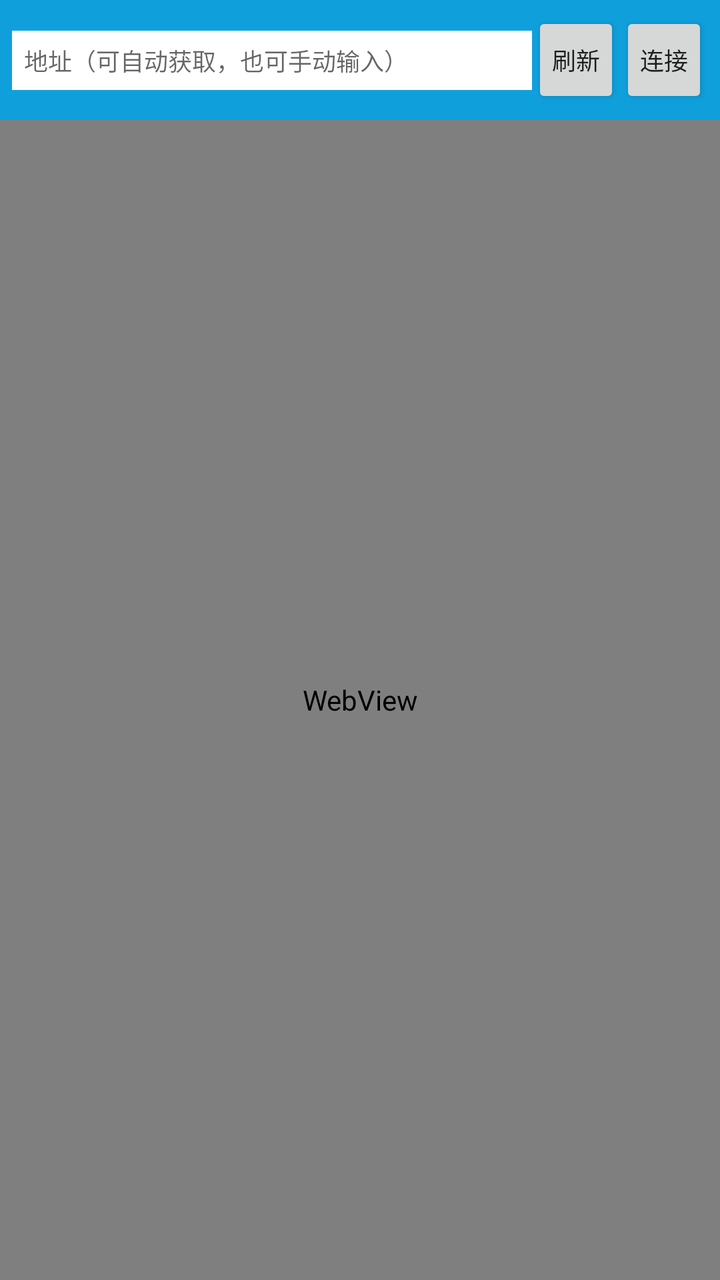
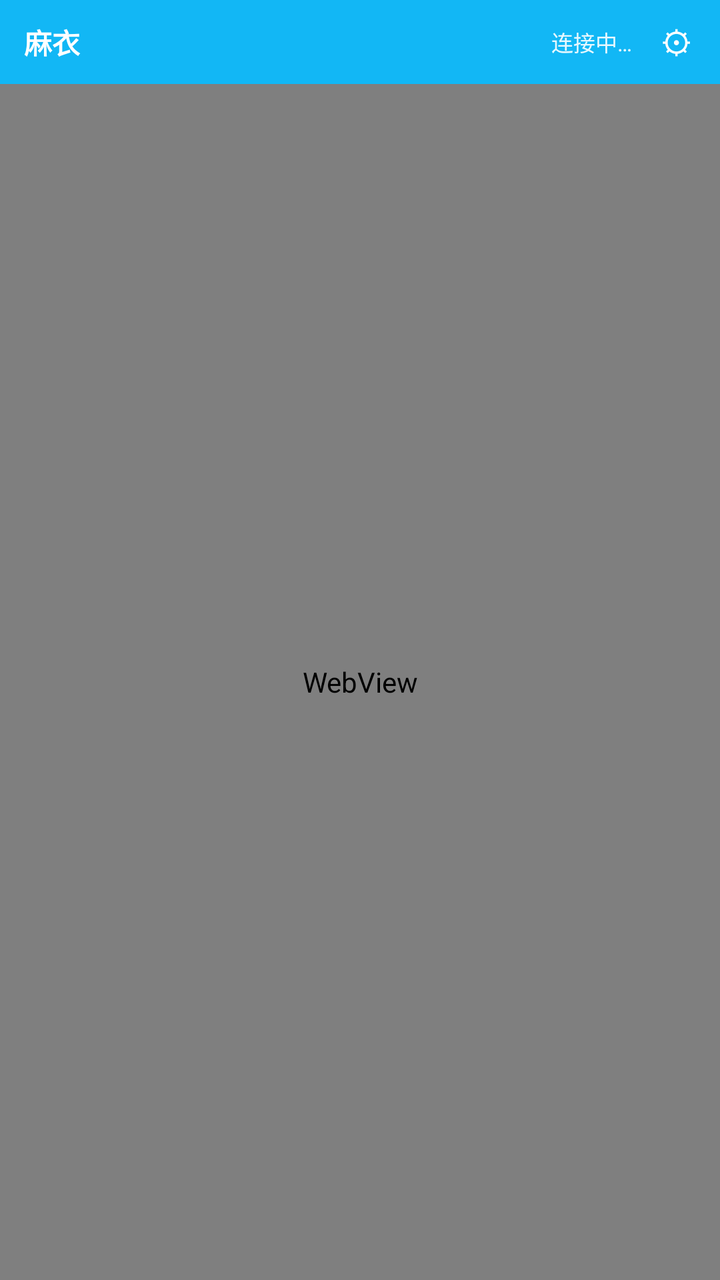

An Android layout rendered at two revisions. The XML below is the earlier revision; the diff shows what the commit changed to produce the second picture.
<!-- AndroidManifest.xml: application theme Theme.MaiChat -->
<!-- res/layout/activity_main.xml -->
<?xml version="1.0" encoding="utf-8"?>
<LinearLayout xmlns:android="http://schemas.android.com/apk/res/android"
    android:layout_width="match_parent"
    android:layout_height="match_parent"
    android:orientation="vertical">

    <LinearLayout
        android:layout_width="match_parent"
        android:layout_height="wrap_content"
        android:orientation="horizontal"
        android:padding="6dp"
        android:background="#0FA0DC">

        <EditText
            android:id="@+id/addr"
            android:layout_width="0dp"
            android:layout_height="wrap_content"
            android:layout_weight="1"
            android:hint="地址（可自动获取，也可手动输入）"
            android:inputType="textUri"
            android:maxLines="1"
            android:textSize="12sp"
            android:background="#FFFFFF"
            android:padding="6dp" />

        <Button
            android:id="@+id/refresh"
            android:layout_width="wrap_content"
            android:layout_height="wrap_content"
            android:text="刷新"
            android:textSize="12sp"
            android:minWidth="0dp"
            android:paddingStart="10dp"
            android:paddingEnd="10dp" />

        <Button
            android:id="@+id/connect"
            android:layout_width="wrap_content"
            android:layout_height="wrap_content"
            android:text="连接"
            android:textSize="12sp"
            android:minWidth="0dp"
            android:paddingStart="10dp"
            android:paddingEnd="10dp" />
    </LinearLayout>

    <WebView
        android:id="@+id/web"
        android:layout_width="match_parent"
        android:layout_height="0dp"
        android:layout_weight="1" />
</LinearLayout>
<!-- resources referenced by this layout -->
<resources>
  <style name="Theme.MaiChat" parent="Theme.AppCompat.Light.NoActionBar">
          <item name="colorPrimary">#0FA0DC</item>
          <item name="colorAccent">#0FA0DC</item>
          <item name="android:statusBarColor">#0FA0DC</item>
      </style>
</resources>

<!-- the commit's change to res/layout/activity_main.xml (unified diff, before → after) -->
@@ -6,42 +6,91 @@
 
     <LinearLayout
         android:layout_width="match_parent"
+        android:layout_height="42dp"
+        android:orientation="horizontal"
+        android:gravity="center_vertical"
+        android:paddingStart="12dp"
+        android:paddingEnd="4dp"
+        android:background="#12B7F5">
+
+        <TextView
+            android:layout_width="0dp"
+            android:layout_height="wrap_content"
+            android:layout_weight="1"
+            android:text="麻衣"
+            android:textColor="#FFFFFF"
+            android:textSize="14sp"
+            android:textStyle="bold" />
+
+        <TextView
+            android:id="@+id/status"
+            android:layout_width="wrap_content"
+            android:layout_height="wrap_content"
+            android:text="连接中…"
+            android:textColor="#E6FFFFFF"
+            android:textSize="11sp" />
+
+        <Button
+            android:id="@+id/menu"
+            android:layout_width="36dp"
+            android:layout_height="36dp"
+            android:layout_marginStart="4dp"
+            android:text="⚙"
+            android:textSize="16sp"
+            android:textColor="#FFFFFF"
+            android:background="@android:color/transparent"
+            android:minWidth="0dp"
+            android:padding="0dp" />
+    </LinearLayout>
+
+    <LinearLayout
+        android:id="@+id/panel"
+        android:layout_width="match_parent"
         android:layout_height="wrap_content"
-        android:orientation="horizontal"
-        android:padding="6dp"
-        android:background="#0FA0DC">
+        android:orientation="vertical"
+        android:padding="10dp"
+        android:background="#FFFFFF"
+        android:visibility="gone">
 
         <EditText
             android:id="@+id/addr"
-            android:layout_width="0dp"
+            android:layout_width="match_parent"
             android:layout_height="wrap_content"
-            android:layout_weight="1"
-            android:hint="地址（可自动获取，也可手动输入）"
+            android:hint="聊天地址（可自动获取）"
             android:inputType="textUri"
             android:maxLines="1"
             android:textSize="12sp"
-            android:background="#FFFFFF"
-            android:padding="6dp" />
+            android:textColor="#23262B"
+            android:background="#F4F7FA"
+            android:padding="9dp" />
 
-        <Button
-            android:id="@+id/refresh"
-            android:layout_width="wrap_content"
+        <LinearLayout
+            android:layout_width="match_parent"
             android:layout_height="wrap_content"
-            android:text="刷新"
-            android:textSize="12sp"
-            android:minWidth="0dp"
-            android:paddingStart="10dp"
-            android:paddingEnd="10dp" />
+            android:orientation="horizontal"
+            android:layout_marginTop="8dp">
 
-        <Button
-            android:id="@+id/connect"
-            android:layout_width="wrap_content"
-            android:layout_height="wrap_content"
-            android:text="连接"
-            android:textSize="12sp"
-            android:minWidth="0dp"
-            android:paddingStart="10dp"
-            android:paddingEnd="10dp" />
+            <Button
+                android:id="@+id/refresh"
+                android:layout_width="0dp"
+                android:layout_height="40dp"
+                android:layout_weight="1"
+                android:text="刷新地址"
+                android:textSize="13sp"
+                android:textColor="#12B7F5"
+                android:background="#F4F7FA" />
+
+            <Button
+                android:id="@+id/connect"
+                android:layout_width="0dp"
+                android:layout_height="40dp"
+                android:layout_weight="1"
+                android:layout_marginStart="8dp"
+                android:text="连接"
+                android:textSize="13sp"
+                android:textColor="#FFFFFF"
+                android:background="#12B7F5" />
+        </LinearLayout>
     </LinearLayout>
 
     <WebView
